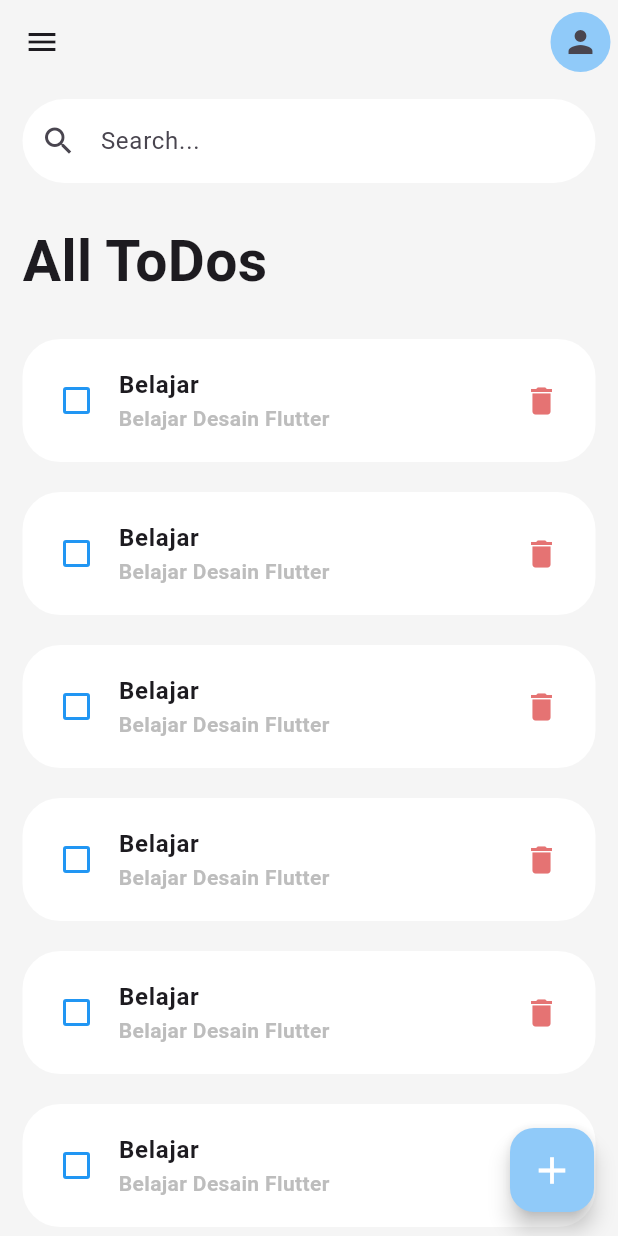
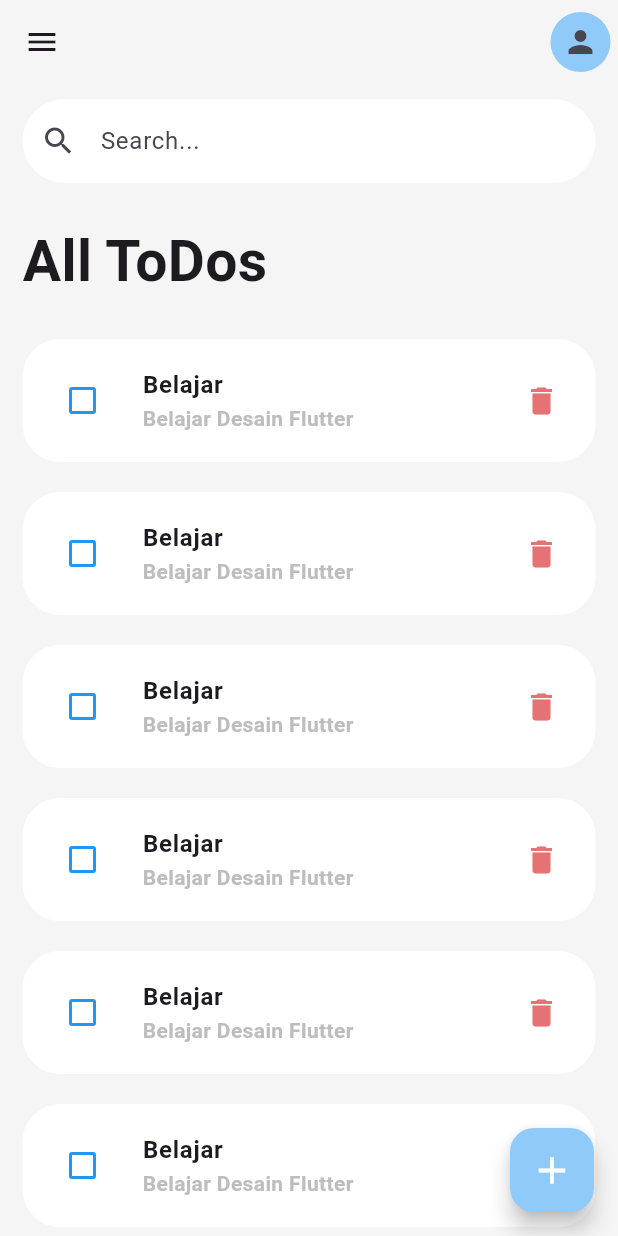
Before and after one commit to wandi1209/wri_mobile, a Flutter app: the screen it shows after launch, on a phone screen of 412 x 824 dp. Run offline on Flutter 3.47's test engine with Material 3 defaults, Android fonts, the phone set to English and light mode, and no system bars.

Commit message:
modify checkbox for list todo

```diff
--- a/lib/home_screen.dart
+++ b/lib/home_screen.dart
@@ -89,21 +89,20 @@ class _HomeScreenState extends State<HomeScreen> {
                         vertical: 5,
                       ),
                       decoration: BoxDecoration(
-                          color: checkedList[index]
-                              ? Colors.grey[50]
-                              : Colors.white,
+                        color:
+                            checkedList[index] ? Colors.grey[50] : Colors.white,
                         borderRadius: BorderRadius.circular(25),
                       ),
-                        child: CheckboxListTile(
+                      child: ListTile(
+                        leading: Checkbox(
                           value: checkedList[index],
                           activeColor: Colors.blue,
-                          controlAffinity: ListTileControlAffinity.leading,
                           side: BorderSide(color: Colors.blue, width: 2),
-                          visualDensity: VisualDensity(horizontal: -4),
                           onChanged: (value) {
                             checkedList[index] = value!;
                             setState(() {});
                           },
+                        ),
                         title: Text(
                           "Belajar",
                           style: TextStyle(fontWeight: FontWeight.bold),
@@ -114,13 +113,14 @@ class _HomeScreenState extends State<HomeScreen> {
                               color: Colors.grey[400],
                               fontWeight: FontWeight.bold),
                         ),
-                          secondary: Icon(
+                        trailing: Icon(
                           Icons.delete,
                           color: checkedList[index]
                               ? Colors.red[100]
                               : Colors.red[300],
                         ),
-                        )),
+                      ),
+                    ),
                   );
                 },
               ),
```
Lines whose indentation alone changed are shown as unchanged.
